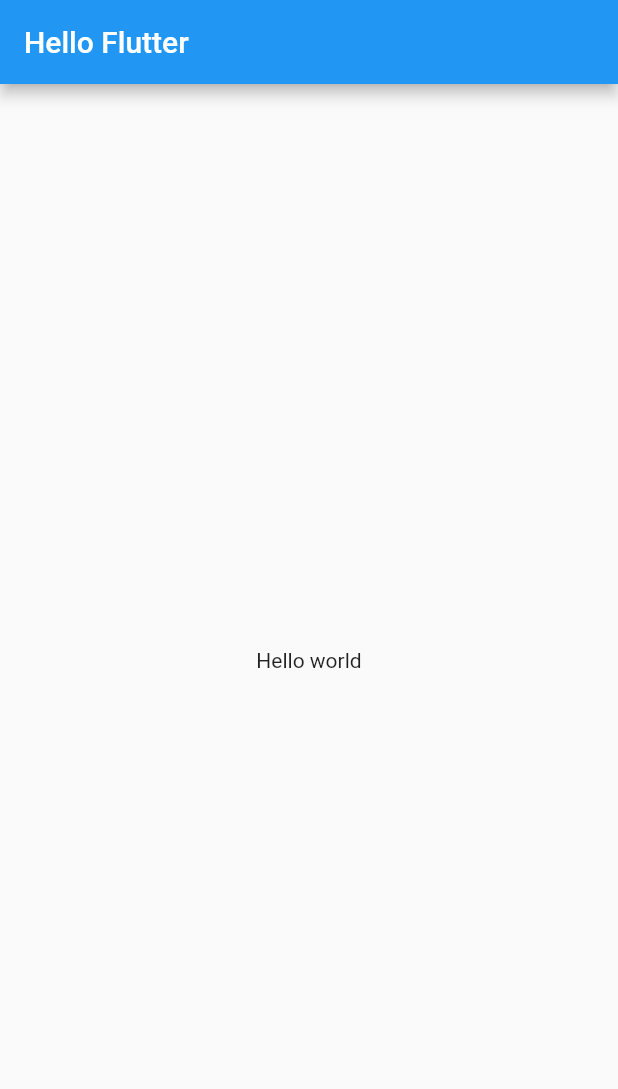
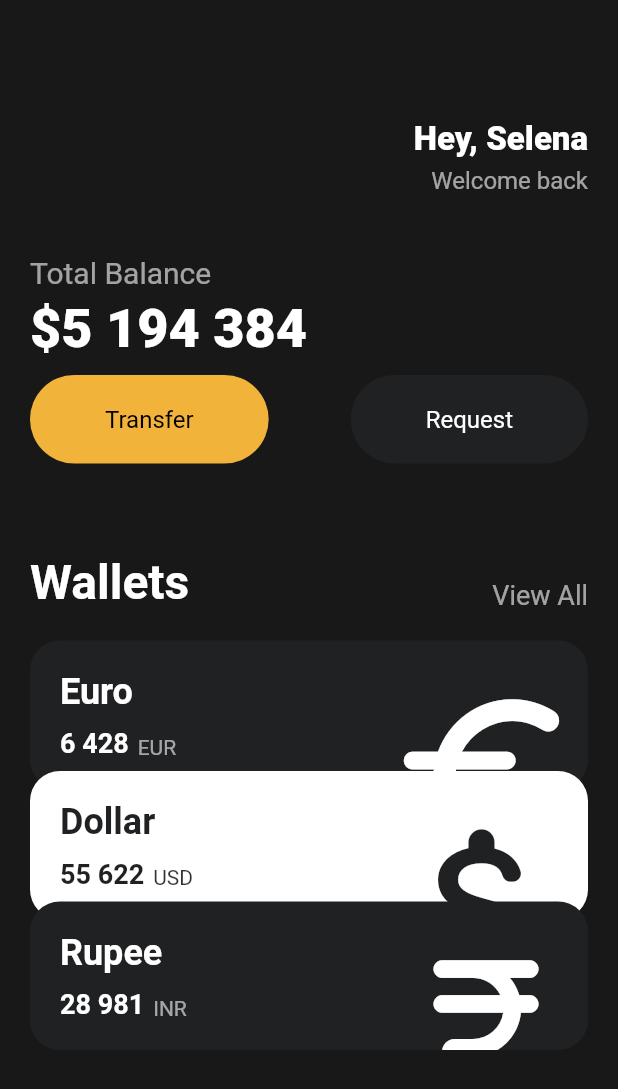
Before and after one commit to jw1036/2022_flutter_toonflix, a Flutter app: the screen it shows after launch, on a phone screen of 412 x 824 dp. Shown: the top 1089 px of the screen. Run offline on Flutter 3.47's test engine with Material 2 defaults, Android fonts, the phone set to English and light mode, and no system bars.

Commit message:
3 ui challenge

```diff
--- a/lib/main.dart
+++ b/lib/main.dart
@@ -1,4 +1,6 @@
 import 'package:flutter/material.dart';
+import 'package:flutter_toonflix/widgets/button.dart';
+import 'package:flutter_toonflix/widgets/currency_card.dart';
 
 void main() {
   runApp(const App());
@@ -11,11 +13,139 @@ class App extends StatelessWidget {
   Widget build(BuildContext context) {
     return MaterialApp(
       home: Scaffold(
-        appBar: AppBar(
-          title: const Text('Hello Flutter'),
-        ),
-        body: const Center(
-          child: Text('Hello world'),
+        backgroundColor: const Color(0xff181818),
+        body: SingleChildScrollView(
+          child: Padding(
+            padding: const EdgeInsets.symmetric(
+              horizontal: 20,
+            ),
+            child: Column(
+              crossAxisAlignment: CrossAxisAlignment.start,
+              children: [
+                const SizedBox(
+                  height: 80,
+                ),
+                Row(
+                  mainAxisAlignment: MainAxisAlignment.end,
+                  children: [
+                    Column(
+                      crossAxisAlignment: CrossAxisAlignment.end,
+                      children: [
+                        const Text(
+                          'Hey, Selena',
+                          style: TextStyle(
+                            color: Colors.white,
+                            fontSize: 22,
+                            fontWeight: FontWeight.w800,
+                          ),
+                        ),
+                        const SizedBox(
+                          height: 5,
+                        ),
+                        Text(
+                          'Welcome back',
+                          style: TextStyle(
+                            color: Colors.white.withOpacity(0.6),
+                            fontSize: 16,
+                          ),
+                        ),
+                      ],
+                    ),
+                  ],
+                ),
+                const SizedBox(
+                  height: 40,
+                ),
+                Text(
+                  "Total Balance",
+                  style: TextStyle(
+                    color: Colors.white.withOpacity(0.6),
+                    fontSize: 20,
+                  ),
+                ),
+                const SizedBox(
+                  height: 5,
+                ),
+                const Text(
+                  "\$5 194 384",
+                  style: TextStyle(
+                    color: Colors.white,
+                    fontSize: 36,
+                    fontWeight: FontWeight.w800,
+                  ),
+                ),
+                const SizedBox(
+                  height: 10,
+                ),
+                Row(
+                  mainAxisAlignment: MainAxisAlignment.spaceBetween,
+                  children: const [
+                    Button(
+                      text: "Transfer",
+                      bgColor: Color(0xfff2b33a),
+                      textColor: Colors.black,
+                    ),
+                    Button(
+                      text: "Request",
+                      bgColor: Color(0xFF1F2123),
+                      textColor: Colors.white,
+                    ),
+                  ],
+                ),
+                const SizedBox(
+                  height: 60,
+                ),
+                Row(
+                  mainAxisAlignment: MainAxisAlignment.spaceBetween,
+                  crossAxisAlignment: CrossAxisAlignment.end,
+                  children: [
+                    const Text(
+                      "Wallets",
+                      style: TextStyle(
+                        color: Colors.white,
+                        fontSize: 32,
+                        fontWeight: FontWeight.w600,
+                      ),
+                    ),
+                    Text(
+                      "View All",
+                      style: TextStyle(
+                        color: Colors.white.withOpacity(0.6),
+                        fontSize: 18,
+                      ),
+                    ),
+                  ],
+                ),
+                const SizedBox(
+                  height: 20,
+                ),
+                const CurrencyCard(
+                  name: 'Euro',
+                  code: 'EUR',
+                  amount: '6 428',
+                  icon: Icons.euro_rounded,
+                  isInverted: false,
+                  order: 1,
+                ),
+                const CurrencyCard(
+                  name: 'Dollar',
+                  code: 'USD',
+                  amount: '55 622',
+                  icon: Icons.attach_money_rounded,
+                  isInverted: true,
+                  order: 2,
+                ),
+                const CurrencyCard(
+                  name: 'Rupee',
+                  code: 'INR',
+                  amount: '28 981',
+                  icon: Icons.currency_rupee_rounded,
+                  isInverted: false,
+                  order: 3,
+                ),
+              ],
+            ),
+          ),
         ),
       ),
     );
--- /dev/null
+++ b/lib/widgets/button.dart
@@ -0,0 +1,37 @@
+import 'package:flutter/material.dart';
+
+class Button extends StatelessWidget {
+  final String text;
+  final Color bgColor;
+  final Color textColor;
+
+  const Button({
+    super.key,
+    required this.text,
+    required this.bgColor,
+    required this.textColor,
+  });
+
+  @override
+  Widget build(BuildContext context) {
+    return Container(
+      decoration: BoxDecoration(
+        color: bgColor,
+        borderRadius: BorderRadius.circular(45),
+      ),
+      child: Padding(
+        padding: const EdgeInsets.symmetric(
+          vertical: 20,
+          horizontal: 50,
+        ),
+        child: Text(
+          text,
+          style: TextStyle(
+            fontSize: 16,
+            color: textColor,
+          ),
+        ),
+      ),
+    );
+  }
+}
--- /dev/null
+++ b/lib/widgets/currency_card.dart
@@ -0,0 +1,94 @@
+import 'package:flutter/material.dart';
+
+class CurrencyCard extends StatelessWidget {
+  final String name;
+  final String code;
+  final String amount;
+  final IconData icon;
+  final bool isInverted;
+  final int order;
+
+  final _blackColor = const Color(0xFF1F2123);
+
+  const CurrencyCard({
+    Key? key,
+    required this.name,
+    required this.code,
+    required this.amount,
+    required this.icon,
+    required this.isInverted,
+    required this.order,
+  }) : super(key: key);
+
+  @override
+  Widget build(BuildContext context) {
+    return Transform.translate(
+      offset: Offset(0, -12 * (order - 1)),
+      child: Container(
+        padding: const EdgeInsets.all(20),
+        decoration: BoxDecoration(
+          color: isInverted ? Colors.white : _blackColor,
+          borderRadius: BorderRadius.circular(20),
+        ),
+        clipBehavior: Clip.hardEdge,
+        child: Row(
+          mainAxisAlignment: MainAxisAlignment.spaceBetween,
+          children: [
+            Column(
+              crossAxisAlignment: CrossAxisAlignment.start,
+              children: [
+                Text(
+                  name,
+                  style: TextStyle(
+                    color: isInverted ? _blackColor : Colors.white,
+                    fontSize: 24,
+                    fontWeight: FontWeight.w600,
+                  ),
+                ),
+                const SizedBox(
+                  height: 10,
+                ),
+                Row(
+                  crossAxisAlignment: CrossAxisAlignment.end,
+                  children: [
+                    Text(
+                      amount,
+                      style: TextStyle(
+                        color: isInverted ? _blackColor : Colors.white,
+                        fontSize: 18,
+                        fontWeight: FontWeight.w600,
+                      ),
+                    ),
+                    const SizedBox(
+                      width: 6,
+                    ),
+                    Text(
+                      code,
+                      style: TextStyle(
+                        color: isInverted
+                            ? Colors.black.withOpacity(0.8)
+                            : Colors.white.withOpacity(0.6),
+                        fontSize: 14,
+                      ),
+                    ),
+                  ],
+                ),
+              ],
+            ),
+            Transform.scale(
+              scale: 3.5,
+              child: Transform.translate(
+                offset: const Offset(-8, 12),
+                child: Icon(
+                  icon,
+                  color: isInverted ? _blackColor : Colors.white,
+                  size: 40,
+                ),
+              ),
+            ),
+          ],
+        ),
+      ),
+    );
+  }
+}
```
